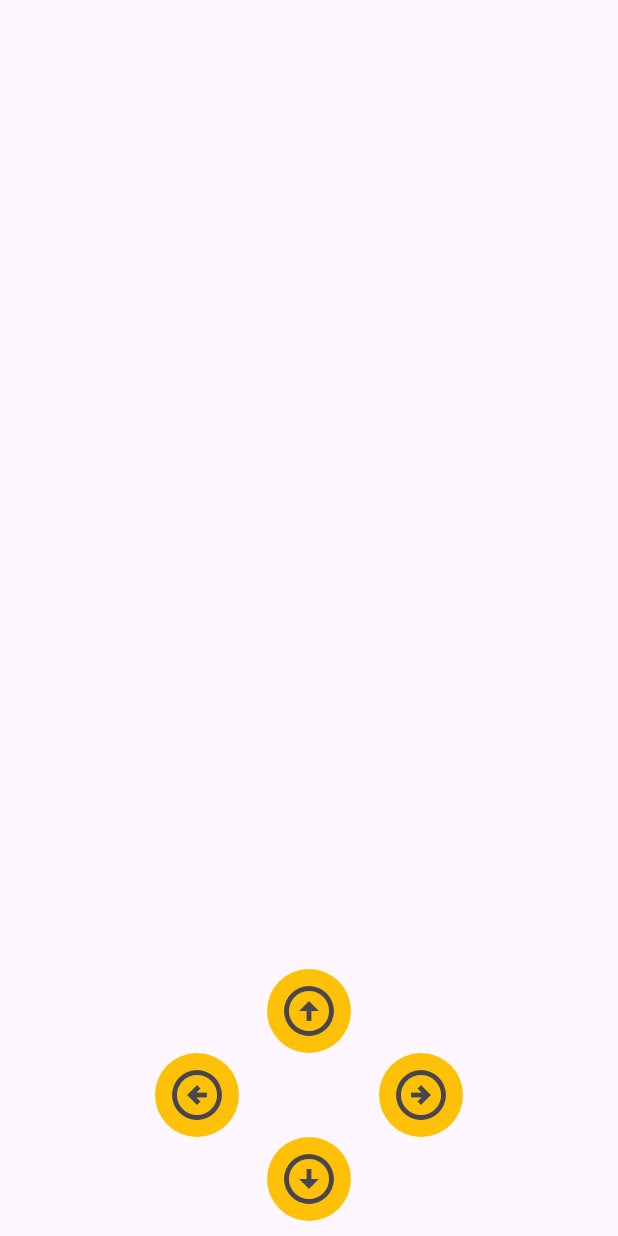
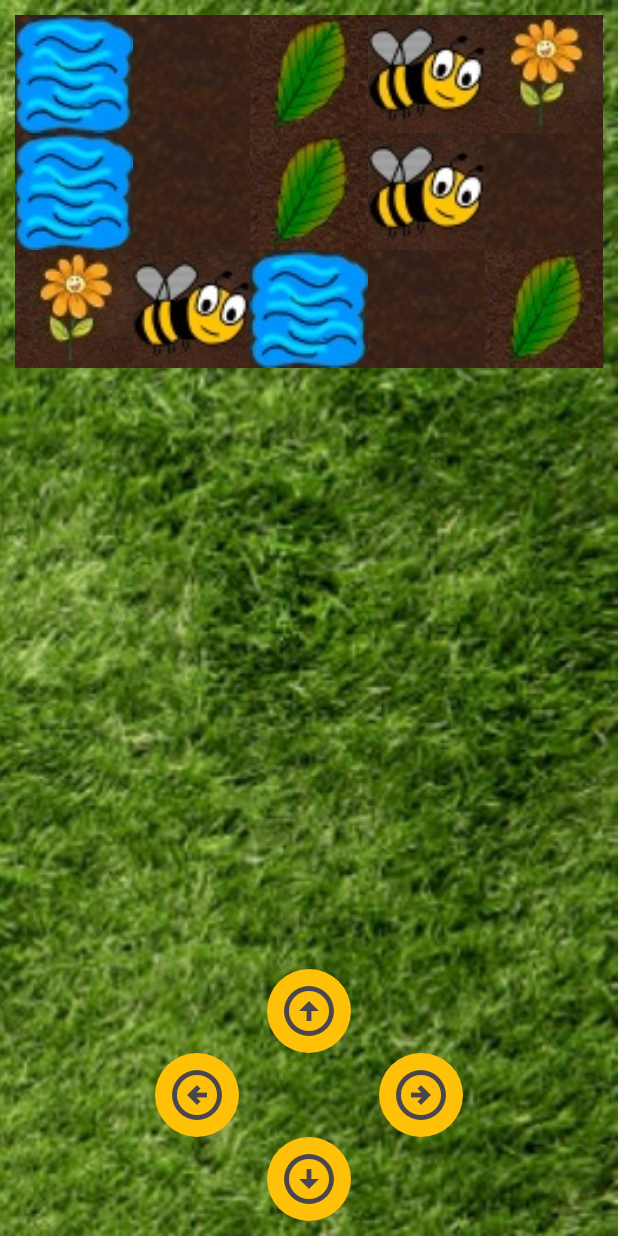
Before and after one commit to Lsteinitz/SchubiIsYou, a Flutter app: the LevelPage screen opened directly, on a phone screen of 412 x 824 dp. Run offline on Flutter 3.47's test engine with Material 3 defaults, Android fonts, the phone set to English and light mode, and no system bars.

Commit message:
add showing pictures in grid

```diff
--- a/schubi_is_you/lib/LevelPage.dart
+++ b/schubi_is_you/lib/LevelPage.dart
@@ -9,39 +9,66 @@ class LevelPage extends StatefulWidget {
 }
 class _LevelPageState extends State<LevelPage>
 {
+  Expanded leaf = Expanded(child:Image.asset('assets/images/blatt.jpeg',fit: BoxFit.fill), flex:1);
+  Expanded schubert = Expanded(child:Image.asset('assets/images/schubert.jpeg',fit: BoxFit.fill), flex:1);
+  Expanded flower = Expanded(child:Image.asset('assets/images/blume.jpeg',fit: BoxFit.fill), flex:1);
+  Expanded water = Expanded(child:Image.asset('assets/images/wasser.jpeg',fit: BoxFit.fill), flex:1);
+  Expanded earth = Expanded(child:Image.asset('assets/images/erde.jpeg',fit: BoxFit.fill), flex:1);
+
+
   Widget build(BuildContext context) {
-    Alignment moveControllAlignment =  Alignment.centerLeft;
+    Alignment moveControlAlignment =  Alignment.centerLeft;
     MainAxisAlignment mainAxis = MainAxisAlignment.center;
 
     if(MediaQuery.of(context).orientation==Orientation.portrait){
-      moveControllAlignment= Alignment.bottomCenter;
+      moveControlAlignment= Alignment.bottomCenter;
       mainAxis = MainAxisAlignment.end;
     }
 
     return Scaffold(
       //appBar: customAppBar("Level 1"),
       body:  Container(
-       /* decoration: BoxDecoration(
+       decoration: BoxDecoration(
           image: DecorationImage(
             image: AssetImage("assets/images/grassbackground.jpeg"),
             fit: BoxFit.cover,
             alignment: Alignment.topRight
           )
-        ),*/
+        ),
         child: Center(
           child: Padding(padding: const EdgeInsets.all(10.0),
             child: Column( mainAxisAlignment: mainAxis,
               children: [
-                //grid with kids itself
-                Container(decoration: BoxDecoration(
-                image: DecorationImage(
-                image: AssetImage("assets/images/home.jpeg"),
-                  fit: BoxFit.contain,
-                  alignment: Alignment.center
-                   )//customBoxDecoration("assets/images/schubert.jpeg"),
-                )),
+                Column(
+                  mainAxisAlignment: MainAxisAlignment.spaceAround,
+                  children: [
+                    Row(
+                      mainAxisAlignment: MainAxisAlignment.center,
+                      children: [
+                        water, earth,
+                        Expanded(child:Image.asset('assets/images/blatt.jpeg',fit: BoxFit.fill), flex:1),
+                        Expanded(child:Image.asset('assets/images/schubert.jpeg',fit: BoxFit.fill), flex:1),
+                        Expanded(child:Image.asset('assets/images/blume.jpeg',fit: BoxFit.fill), flex:1),
+                      ],
+                    ),
+                    Row(
+                      mainAxisAlignment: MainAxisAlignment.center,
+                      children: [
+                        water, earth,
+                        leaf, schubert, earth
+                      ],
+                    ),
+                    Row(
+                      mainAxisAlignment: MainAxisAlignment.center,
+                      children: [
+                        flower, schubert, water, earth, leaf
+                      ],
+                    ),
+                  ] //children of column
+                ),
                 //end of grid
-                Container(alignment: moveControllAlignment,
+                Spacer(flex:1),
+                Container(alignment: moveControlAlignment,
                     child: MoveControlButton()
                 )
               ]  //children
```
